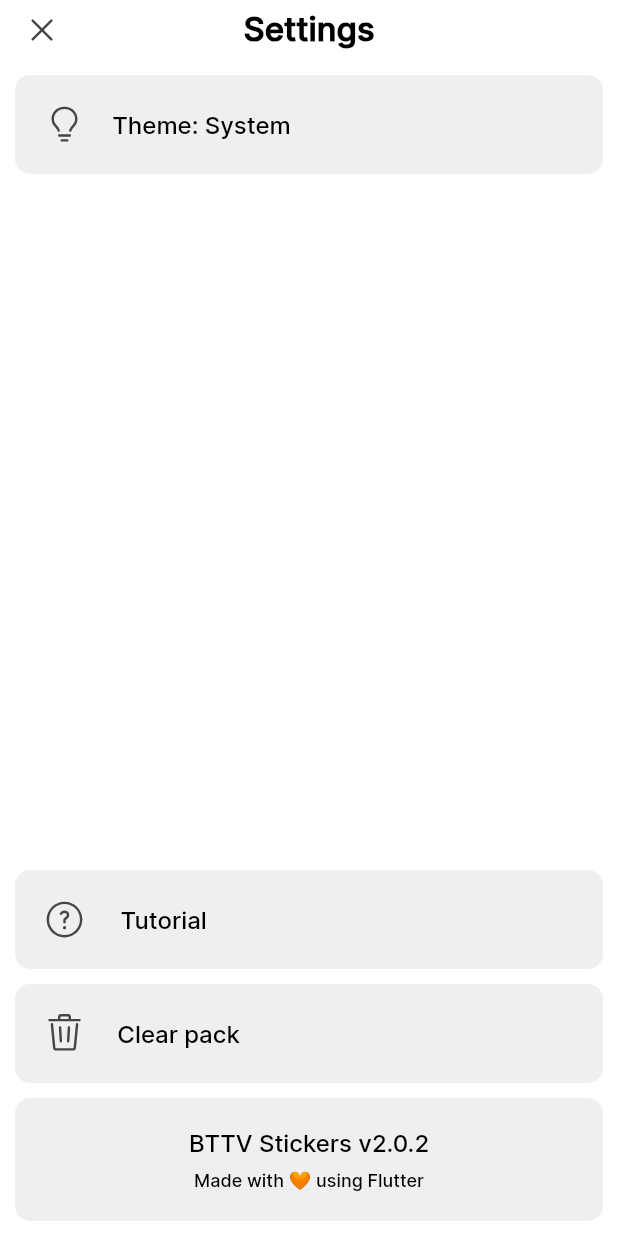
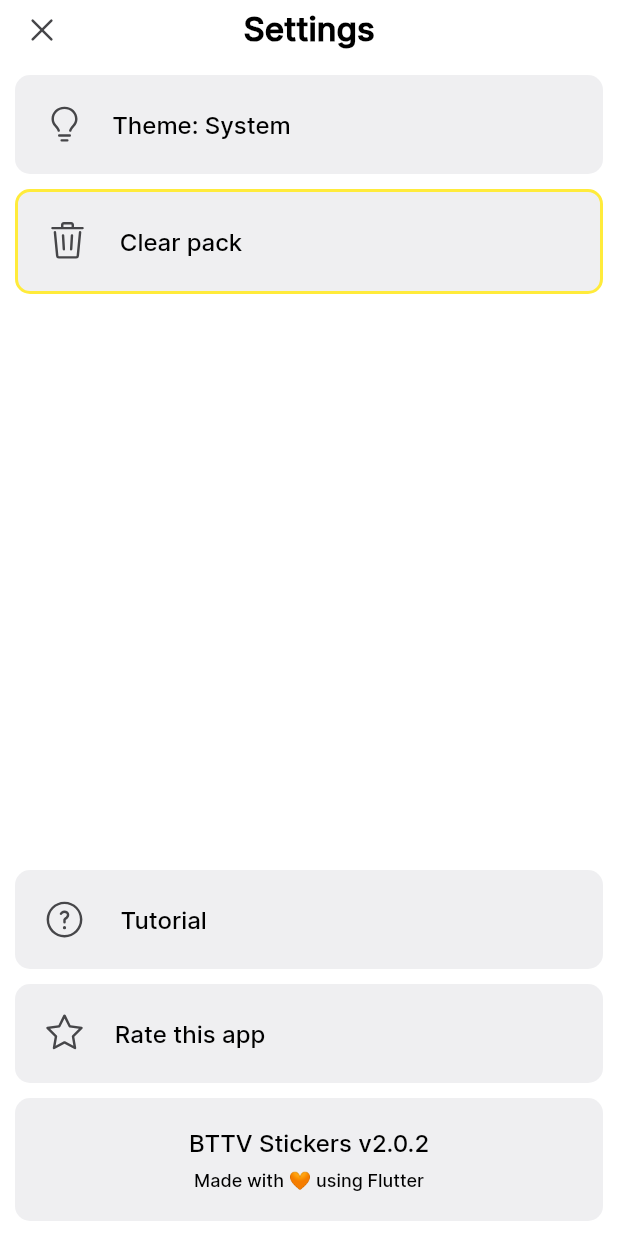
Before and after one commit to Drakota/bttvstickers, a Flutter app: the SettingsScreen screen opened by its route, after a tap on "Clear pack", on a phone screen of 412 x 824 dp. Run offline on Flutter 3.47's test engine with Material 2 defaults, Android fonts, the phone set to English and light mode, and no system bars; our stand-ins replace firebase_analytics, firebase_core, flutter_svg, in_app_review, package_info, transparent_image; accounts and stored records are empty; network calls fail.

Commit message:
Added shortcut to rate the app

```diff
--- a/lib/constants.dart
+++ b/lib/constants.dart
@@ -6,6 +6,7 @@ const kDefaultPadding = 10.0;
 const kDefaultBorderRadius = 10.0;
 const kDefaultSnackBarLifetime = const Duration(milliseconds: 500);
 const kDefaultDebounceTime = const Duration(milliseconds: 250);
+const kDefaultCardBorderSize = 2.0;
 
 // API constants
 const kEmotesApiBaseUrl = "https://api.betterttv.net/3";
@@ -40,7 +41,6 @@ const kTextFieldFontSize = 18.0;
 const kPackButtonFadeOutTime = const Duration(milliseconds: 250);
 
 // ErrorCard constants
-const kErrorCardBorderSize = 2.0;
 const kErrorCardImageWidth = 200.0;
 const kErrorCardTextSpacing = 10.0;
 
--- a/lib/screens/settings_screen.dart
+++ b/lib/screens/settings_screen.dart
@@ -3,6 +3,7 @@ import 'package:bttvstickers/models/settings.dart';
 import 'package:bttvstickers/widgets/clear_pack_card.dart';
 import 'package:bttvstickers/widgets/navbar.dart';
 import 'package:bttvstickers/widgets/options_card.dart';
+import 'package:bttvstickers/widgets/rate_app_card.dart';
 import 'package:bttvstickers/widgets/svg_button_icon.dart';
 import 'package:bttvstickers/widgets/tutorial_card.dart';
 import 'package:bttvstickers/widgets/versioning_card.dart';
@@ -42,6 +43,10 @@ class SettingsScreen extends StatelessWidget {
                   settings.theme = selectedOption.value,
             ),
           ),
+          Container(
+            height: kErrorCardTextSpacing,
+          ),
+          ClearPackCard(),
           if (orientation == Orientation.portrait) Spacer(),
           Container(
             height: kErrorCardTextSpacing,
@@ -50,7 +55,7 @@ class SettingsScreen extends StatelessWidget {
           Container(
             height: kErrorCardTextSpacing,
           ),
-          ClearPackCard(),
+          RateAppCard(),
           Container(
             height: kErrorCardTextSpacing,
           ),
--- a/lib/widgets/clear_pack_card.dart
+++ b/lib/widgets/clear_pack_card.dart
@@ -29,6 +29,10 @@ class ClearPackCard extends StatelessWidget {
             Spacer(flex: 20),
           ],
         ),
+        border: Border.all(
+          width: kDefaultCardBorderSize,
+          color: Colors.yellow,
+        ),
         onTap: () {
           pack.clear();
           ScaffoldMessenger.of(context).showSnackBar(
--- a/lib/widgets/error_card.dart
+++ b/lib/widgets/error_card.dart
@@ -12,7 +12,7 @@ class ErrorCard extends StatelessWidget {
   Widget build(BuildContext context) {
     return own.Card(
       border: Border.all(
-        width: kErrorCardBorderSize,
+        width: kDefaultCardBorderSize,
         color: Colors.red,
       ),
       child: Column(
--- a/lib/widgets/network_card.dart
+++ b/lib/widgets/network_card.dart
@@ -14,7 +14,7 @@ class NetworkCard extends StatelessWidget {
   Widget build(BuildContext context) {
     return own.Card(
       border: Border.all(
-        width: kErrorCardBorderSize,
+        width: kDefaultCardBorderSize,
         color: Colors.yellow,
       ),
       child: Column(
--- /dev/null
+++ b/lib/widgets/rate_app_card.dart
@@ -0,0 +1,36 @@
+import 'package:bttvstickers/constants.dart';
+import 'package:bttvstickers/screens/tutorial_screen.dart';
+import 'package:bttvstickers/widgets/card.dart' as own;
+import 'package:flutter/material.dart';
+import 'package:flutter_svg/flutter_svg.dart';
+import 'package:in_app_review/in_app_review.dart';
+
+class RateAppCard extends StatelessWidget {
+  @override
+  Widget build(BuildContext context) {
+    final InAppReview inAppReview = InAppReview.instance;
+
+    return own.Card(
+      child: Row(
+        children: [
+          SvgPicture.asset(
+            "assets/icons/star.svg",
+            height: kNavBarIconHeight,
+            color: Theme.of(context).buttonColor,
+          ),
+          Spacer(
+            flex: kIconFieldFlexSpacing,
+          ),
+          Text(
+            "Rate this app",
+            style: Theme.of(context).textTheme.headline6,
+          ),
+          Spacer(flex: 20),
+        ],
+      ),
+      onTap: () {
+        inAppReview.openStoreListing();
+      },
+    );
+  }
+}
--- a/pubspec.yaml
+++ b/pubspec.yaml
@@ -37,6 +37,7 @@ dependencies:
   firebase_core: ^1.0.1
   firebase_analytics: ^8.0.0-dev.2
   firebase_crashlytics: ^2.0.2
+  in_app_review: ^2.0.2
 
 dev_dependencies:
   flutter_test:
```
Also changed, not shown: assets/icons/star.svg (added), pubspec.lock.
